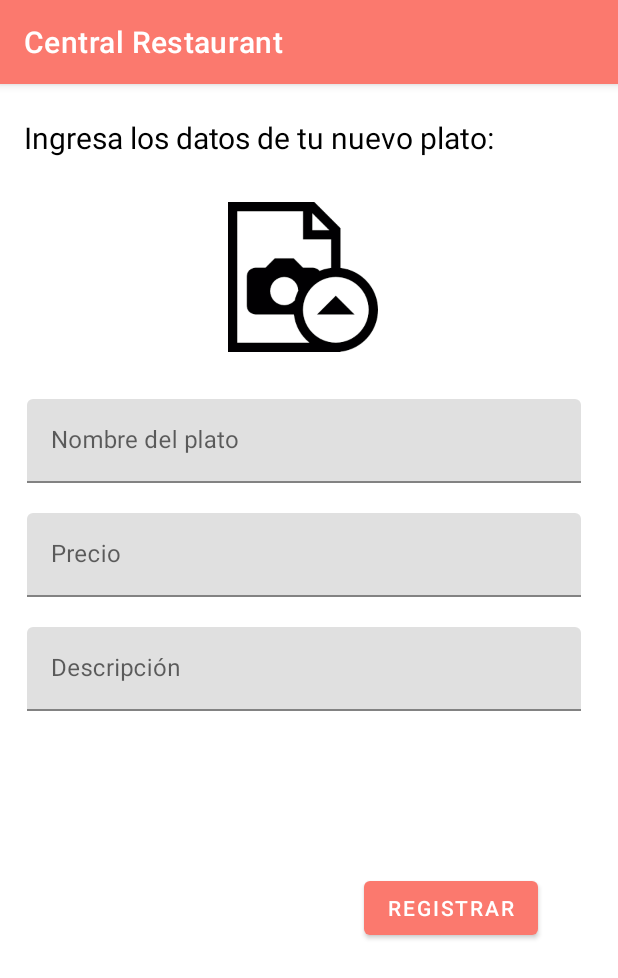
After one commit to Matiusbedoo/ProyectCM20231-Gr03, an Android app: the newFood screen opened through its navigation route, on a phone screen of 412 x 824 dp. The commit adds this screen. Shown: the top 978 px of the screen. Run offline under Robolectric (Android 15) with nearby library versions, the phone set to English and light mode, and no system bars; our stand-ins replace navigation-ui.

Commit message:
Fragment and navigation between fragment maange food

```diff
--- a/ProyectoGr03/src/main/java/co/edu/udea/proyecto20231_gr03/LoginFragment.kt
+++ b/ProyectoGr03/src/main/java/co/edu/udea/proyecto20231_gr03/LoginFragment.kt
@@ -37,6 +37,8 @@ class LoginFragment : Fragment() {
         val registerText= view.findViewById<TextView>(R.id.registerTextView)
 
         registerText.setOnClickListener {
+            //Descomentar para mostrar navegación entre manejador de comidas y comentar el otro o viceversa
+            //findNavController().navigate(R.id.action_loginFragment_to_manageFood)
             findNavController().navigate(R.id.action_loginFragment_to_tipoUsuarioFragment)
         }
     }
--- /dev/null
+++ b/ProyectoGr03/src/main/java/co/edu/udea/proyecto20231_gr03/newFood.kt
@@ -0,0 +1,59 @@
+package co.edu.udea.proyecto20231_gr03
+
+import android.os.Bundle
+import androidx.fragment.app.Fragment
+import android.view.LayoutInflater
+import android.view.View
+import android.view.ViewGroup
+
+// TODO: Rename parameter arguments, choose names that match
+// the fragment initialization parameters, e.g. ARG_ITEM_NUMBER
+private const val ARG_PARAM1 = "param1"
+private const val ARG_PARAM2 = "param2"
+
+/**
+ * A simple [Fragment] subclass.
+ * Use the [newFood.newInstance] factory method to
+ * create an instance of this fragment.
+ */
+class newFood : Fragment() {
+    // TODO: Rename and change types of parameters
+    private var param1: String? = null
+    private var param2: String? = null
+
+    override fun onCreate(savedInstanceState: Bundle?) {
+        super.onCreate(savedInstanceState)
+        arguments?.let {
+            param1 = it.getString(ARG_PARAM1)
+            param2 = it.getString(ARG_PARAM2)
+        }
+    }
+
+    override fun onCreateView(
+        inflater: LayoutInflater, container: ViewGroup?,
+        savedInstanceState: Bundle?
+    ): View? {
+        // Inflate the layout for this fragment
+        return inflater.inflate(R.layout.fragment_new_food, container, false)
+    }
+
+    companion object {
+        /**
+         * Use this factory method to create a new instance of
+         * this fragment using the provided parameters.
+         *
+         * @param param1 Parameter 1.
+         * @param param2 Parameter 2.
+         * @return A new instance of fragment newFood.
+         */
+        // TODO: Rename and change types and number of parameters
+        @JvmStatic
+        fun newInstance(param1: String, param2: String) =
+            newFood().apply {
+                arguments = Bundle().apply {
+                    putString(ARG_PARAM1, param1)
+                    putString(ARG_PARAM2, param2)
+                }
+            }
+    }
+}
--- /dev/null
+++ b/ProyectoGr03/src/main/res/layout/fragment_new_food.xml
@@ -0,0 +1,106 @@
+<?xml version="1.0" encoding="utf-8"?>
+<androidx.constraintlayout.widget.ConstraintLayout xmlns:android="http://schemas.android.com/apk/res/android"
+    xmlns:app="http://schemas.android.com/apk/res-auto"
+    xmlns:tools="http://schemas.android.com/tools"
+    android:layout_width="match_parent"
+    android:layout_height="match_parent"
+    tools:context=".newFood" >
+
+    <androidx.constraintlayout.widget.ConstraintLayout
+        android:layout_width="371dp"
+        android:layout_height="652dp"
+        android:layout_marginStart="16dp"
+        android:layout_marginTop="9dp"
+        android:layout_marginEnd="24dp"
+        app:layout_constraintEnd_toEndOf="parent"
+        app:layout_constraintStart_toStartOf="parent"
+        app:layout_constraintTop_toBottomOf="@+id/textView3"
+        tools:ignore="MissingConstraints">
+
+        <ImageView
+            android:id="@+id/imageView"
+            android:layout_width="100dp"
+            android:layout_height="100dp"
+            android:layout_marginStart="135dp"
+            android:layout_marginTop="20dp"
+            android:layout_marginEnd="136dp"
+            android:src="@drawable/cargarfoto"
+            app:layout_constraintEnd_toEndOf="parent"
+            app:layout_constraintStart_toStartOf="parent"
+            app:layout_constraintTop_toTopOf="parent"
+            app:srcCompat="@drawable/cargarfoto" />
+
+        <com.google.android.material.textfield.TextInputLayout
+            android:id="@+id/textInputLayout"
+            android:layout_width="369dp"
+            android:layout_height="wrap_content"
+            android:layout_marginStart="1dp"
+            android:layout_marginTop="31dp"
+            android:layout_marginEnd="1dp"
+            app:layout_constraintEnd_toEndOf="parent"
+            app:layout_constraintStart_toStartOf="parent"
+            app:layout_constraintTop_toBottomOf="@+id/imageView">
+
+            <com.google.android.material.textfield.TextInputEditText
+                android:layout_width="match_parent"
+                android:layout_height="wrap_content"
+                android:hint="@string/nameFood" />
+        </com.google.android.material.textfield.TextInputLayout>
+
+        <com.google.android.material.textfield.TextInputLayout
+            android:id="@+id/textInputLayout2"
+            android:layout_width="369dp"
+            android:layout_height="wrap_content"
+            android:layout_marginStart="1dp"
+            android:layout_marginTop="20dp"
+            android:layout_marginEnd="1dp"
+            app:layout_constraintEnd_toEndOf="parent"
+            app:layout_constraintStart_toStartOf="parent"
+            app:layout_constraintTop_toBottomOf="@+id/textInputLayout">
+
+            <com.google.android.material.textfield.TextInputEditText
+                android:layout_width="match_parent"
+                android:layout_height="wrap_content"
+                android:hint="@string/price" />
+        </com.google.android.material.textfield.TextInputLayout>
+
+        <com.google.android.material.textfield.TextInputLayout
+            android:id="@+id/textInputLayout3"
+            android:layout_width="369dp"
+            android:layout_height="wrap_content"
+            android:layout_marginStart="1dp"
+            android:layout_marginTop="20dp"
+            android:layout_marginEnd="1dp"
+            app:layout_constraintEnd_toEndOf="parent"
+            app:layout_constraintStart_toStartOf="parent"
+            app:layout_constraintTop_toBottomOf="@+id/textInputLayout2">
+
+            <com.google.android.material.textfield.TextInputEditText
+                android:layout_width="match_parent"
+                android:layout_height="wrap_content"
+                android:hint="@string/description" />
+        </com.google.android.material.textfield.TextInputLayout>
+
+        <Button
+            android:id="@+id/button"
+            android:layout_width="wrap_content"
+            android:layout_height="wrap_content"
+            android:layout_marginTop="107dp"
+            android:layout_marginEnd="29dp"
+            android:text="@string/register"
+            app:layout_constraintEnd_toEndOf="parent"
+            app:layout_constraintTop_toBottomOf="@+id/textInputLayout3" />
+    </androidx.constraintlayout.widget.ConstraintLayout>
+
+    <TextView
+        android:id="@+id/textView3"
+        android:layout_width="wrap_content"
+        android:layout_height="wrap_content"
+        android:layout_marginStart="16dp"
+        android:textSize="20dp"
+        android:textColor="@color/black"
+        android:layout_marginTop="22dp"
+        android:text="@string/dataNewFood"
+        app:layout_constraintStart_toStartOf="parent"
+        app:layout_constraintTop_toTopOf="parent" />
+</androidx.constraintlayout.widget.ConstraintLayout>
--- a/ProyectoGr03/src/main/res/navigation/navigation.xml
+++ b/ProyectoGr03/src/main/res/navigation/navigation.xml
@@ -11,6 +11,9 @@
         android:label="fragment_login"
         tools:layout="@layout/fragment_login" >
         <action
+            android:id="@+id/action_loginFragment_to_manageFood"
+            app:destination="@id/manageFood" />
+        <action
             android:id="@+id/action_loginFragment_to_tipoUsuarioFragment"
             app:destination="@id/tipoUsuarioFragment" />
     </fragment>
@@ -19,4 +22,35 @@
         android:name="co.edu.udea.proyecto20231_gr03.TipoUsuarioFragment"
         android:label="fragment_tipo_usuario"
         tools:layout="@layout/fragment_tipo_usuario" />
+    <fragment
+        android:id="@+id/foods"
+        android:name="co.edu.udea.proyecto20231_gr03.foods"
+        android:label="fragment_foods"
+        tools:layout="@layout/fragment_foods" >
+        <action
+            android:id="@+id/action_foods_to_manage"
+            app:destination="@id/manage" />
+        <action
+            android:id="@+id/action_foods_to_newFood"
+            app:destination="@id/newFood" />
+    </fragment>
+    <fragment
+        android:id="@+id/manage"
+        android:name="co.edu.udea.proyecto20231_gr03.manage"
+        android:label="fragment_manage"
+        tools:layout="@layout/fragment_manage" />
+    <fragment
+        android:id="@+id/manageFood"
+        android:name="co.edu.udea.proyecto20231_gr03.manageFood"
+        android:label="fragment_manage_food"
+        tools:layout="@layout/fragment_manage_food" >
+        <action
+            android:id="@+id/action_manageFood_to_foods"
+            app:destination="@id/foods" />
+    </fragment>
+    <fragment
+        android:id="@+id/newFood"
+        android:name="co.edu.udea.proyecto20231_gr03.newFood"
+        android:label="fragment_new_food"
+        tools:layout="@layout/fragment_new_food" />
 </navigation>
--- a/ProyectoGr03/src/main/res/values/strings.xml
+++ b/ProyectoGr03/src/main/res/values/strings.xml
@@ -9,4 +9,20 @@
     <string name="clienteButton">Soy una persona</string>
     <string name="restaurantButton">Soy un restaurante</string>
     <string name="userTypeText">¿Qué tipo de usuario eres?</string>
+    <!-- TODO: Remove or change this placeholder text -->
+    <string name="hello_blank_fragment">Hello blank fragment</string>
+    <string name="manageYour">Gestiona tus:</string>
+    <string name="foods">Comidas</string>
+    <string name="services">Servicios</string>
+    <string name="productos">Productos</string>
+    <string name="yourFoods">Tus comidas</string>
+    <string name="add">Agregar</string>
+    <string name="dataNewFood">Ingresa los datos de tu nuevo plato:</string>
+    <string name="nameFood">Nombre del plato</string>
+    <string name="price">Precio</string>
+    <string name="description">Descripción</string>
+    <string name="edit">Editar</string>
+    <string name="delete">Borrar</string>
+    <string name="home">Home</string>
+    <string name="register">Registrar</string>
 </resources>
```
Also changed, not shown: ProyectoGr03/src/main/java/co/edu/udea/proyecto20231_gr03/foods.kt (added, +78 -0 lines), ProyectoGr03/src/main/java/co/edu/udea/proyecto20231_gr03/manage.kt (added, +65 -0 lines), ProyectoGr03/src/main/java/co/edu/udea/proyecto20231_gr03/manageFood.kt (added, +73 -0 lines), ProyectoGr03/src/main/res/layout/fragment_foods.xml (added, +70 -0 lines), ProyectoGr03/src/main/res/layout/fragment_manage.xml (added, +109 -0 lines), ProyectoGr03/src/main/res/layout/fragment_manage_food.xml (added, +106 -0 lines), ProyectoGr03/src/main/res/drawable/cargarfoto.png (added), ProyectoGr03/src/main/res/drawable/hamburguesa.png (added), ProyectoGr03/src/main/res/drawable/refresco.png (added).
